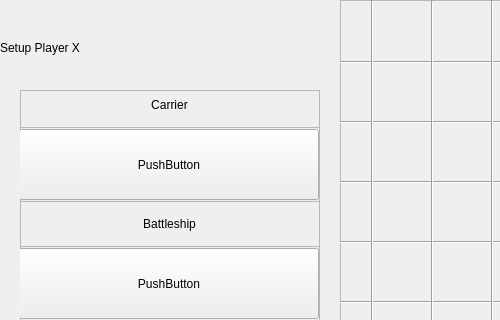
This is setupscreen.ui in dtran36/qtbattleship as Qt 5 draws it before an edit; both pictures show x 0 to 500 and y 0 to 320 of the 1000 by 690 pixel window. The edited form follows.
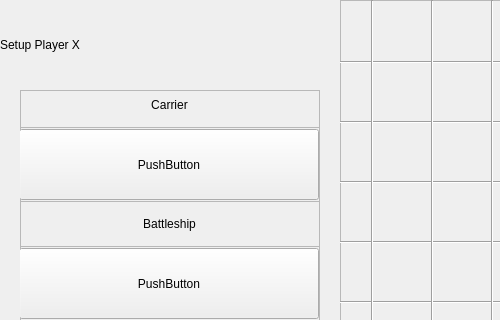
This is the edited form.

```diff
--- a/setupscreen.ui
+++ b/setupscreen.ui
@@ -666,7 +666,7 @@
      <x>0</x>
      <y>25</y>
      <width>340</width>
-     <height>45</height>
+     <height>40</height>
     </rect>
    </property>
    <property name="text">
```
